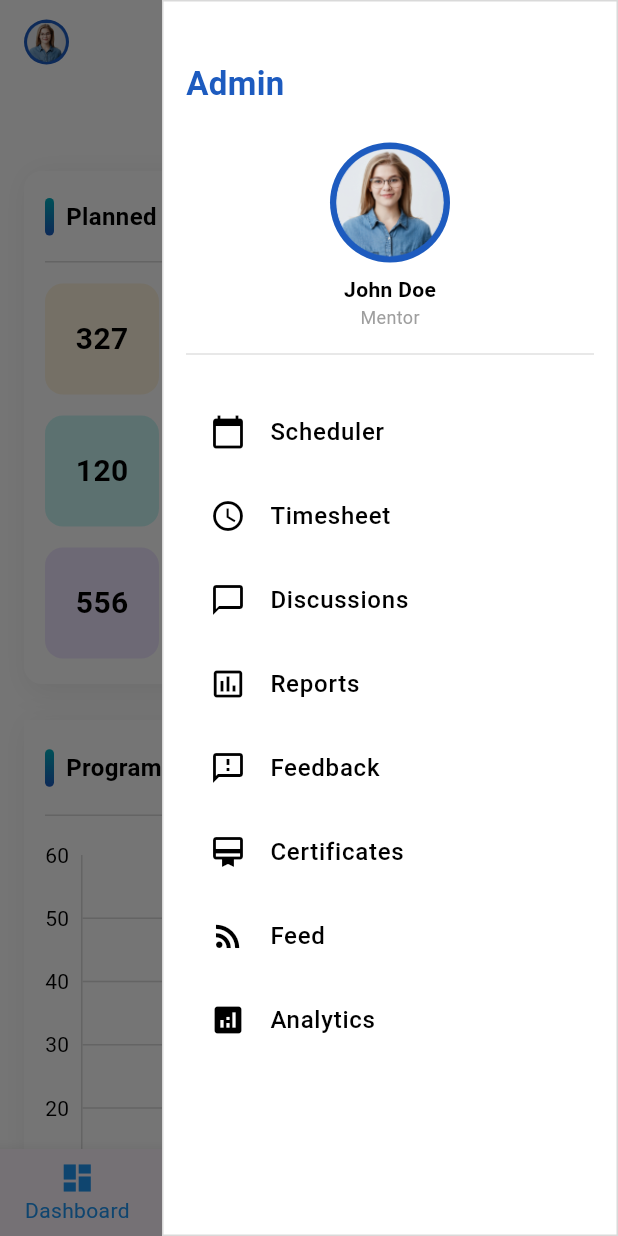
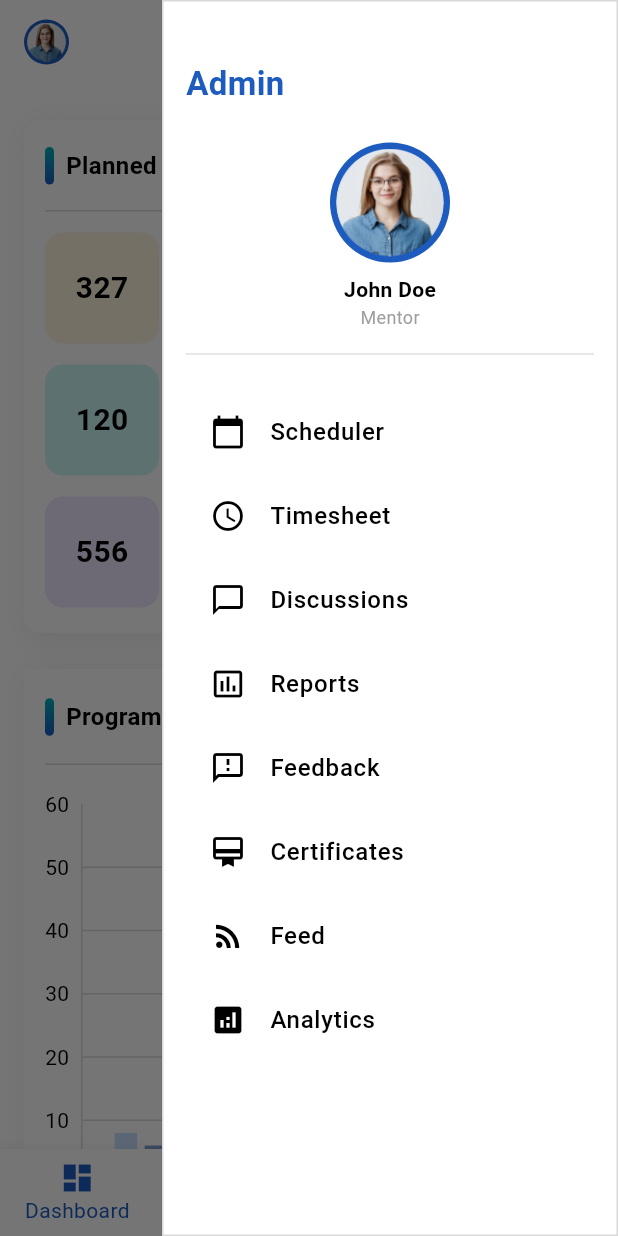
Before and after one commit to nav070/data_terrain_assement, a Flutter app: the screen it shows after launch, after a tap on an icon or button, on a phone screen of 412 x 824 dp. Run offline on Flutter 3.47's test engine with Material 3 defaults, Android fonts, the phone set to English and light mode, and no system bars; drawn by our look-alikes of fl_chart; our stand-ins replace flutter_svg; Roboto replaces fonts that are missing (PlusJakartaSans).

Commit message:
commit with code push

```diff
--- a/flutter_application_assement/lib/main.dart
+++ b/flutter_application_assement/lib/main.dart
@@ -1,6 +1,7 @@
 import 'package:flutter/material.dart';
 import 'package:flutter_application_assement/pages/home_screen.dart';
 import 'package:flutter_application_assement/providers/screen_state_provider.dart';
+// ignore: depend_on_referenced_packages
 import 'package:provider/provider.dart';
 
 void main() {
@@ -28,7 +29,7 @@ class _MyAppState extends State<MyApp> {
         fontFamily: 'PlusJakartaSans',
       ),
       debugShowCheckedModeBanner: false,
-      home: HomeScreen(),
+      home: const HomeScreen(),
     );
   }
 }
--- a/flutter_application_assement/lib/pages/dashBoard_screen.dart
+++ b/flutter_application_assement/lib/pages/dashBoard_screen.dart
@@ -81,8 +81,8 @@ class _DashboardScreenState extends State<DashboardScreen> {
 
   Widget _buildModeMetrics() {
     List<Map<String, dynamic>> programs = [
-      {'type': 'Virtual', 'count': 36, 'color': Color(0xFF1D5BBF)},
-      {'type': 'Physical', 'count': 50, 'color': Color(0xFFD4E6FF)},
+      {'type': 'Virtual', 'count': 36, 'color': const Color(0xFF1D5BBF)},
+      {'type': 'Physical', 'count': 50, 'color': const Color(0xFFD4E6FF)},
     ];
 
     return Container(
@@ -158,7 +158,7 @@ class _DashboardScreenState extends State<DashboardScreen> {
   Widget _buildTypeMetrics() {
     List<Map<String, dynamic>> programs = [
       {'type': 'Premium', 'count': 40, 'color': const Color(0xFFFFBB00)},
-      {'type': 'Free', 'count': 54, 'color': Color(0xFF1D5BBF)},
+      {'type': 'Free', 'count': 54, 'color': const Color(0xFF1D5BBF)},
     ];
 
     return Container(
@@ -327,11 +327,11 @@ class _DashboardScreenState extends State<DashboardScreen> {
                 ),
               ),
               const Padding(
-                padding: const EdgeInsets.symmetric(horizontal: 8.0),
+                padding:  EdgeInsets.symmetric(horizontal: 8.0),
                 child: Text(
                   'Top Programs',
                   overflow: TextOverflow.ellipsis,
-                  style: const TextStyle(
+                  style:  TextStyle(
                     fontWeight: FontWeight.w600,
                     fontSize: 16,
                     color: Colors.black,
@@ -545,7 +545,7 @@ class _DashboardScreenState extends State<DashboardScreen> {
                         const SizedBox(width: 4),
                         _buildRowText(
                           text: data[index]['rating'].toString(),
-                          color: Color(0xFF1D5BBF),
+                          color: const Color(0xFF1D5BBF),
                           isMedium: true,
                         ),
                       ],
@@ -646,7 +646,7 @@ class _DashboardScreenState extends State<DashboardScreen> {
                 child: Text(
                   'Program Status Metrics',
                   overflow: TextOverflow.ellipsis,
-                  style: const TextStyle(
+                  style: TextStyle(
                     fontWeight: FontWeight.w600,
                     fontSize: 16,
                     color: Colors.black,
@@ -970,13 +970,13 @@ class _TableTemplateWidgetState extends State<TableTemplateWidget> {
     return RawScrollbar(
       controller: _scrollController,
       thumbColor: Colors.black,
-      trackColor: Color(0xFFD9D9D9),
+      trackColor: const Color(0xFFD9D9D9),
       thumbVisibility: true,
       trackVisibility: true,
       thickness: 4,
       radius: const Radius.circular(4),
       trackRadius: Radius.zero,
-      trackBorderColor: Color(0xFFD9D9D9),
+      trackBorderColor: const Color(0xFFD9D9D9),
       child: Padding(
         padding: const EdgeInsets.only(bottom: 12),
         child: SingleChildScrollView(
@@ -991,7 +991,7 @@ class _TableTemplateWidgetState extends State<TableTemplateWidget> {
                 horizontalInside: BorderSide(color: Color(0xFFD9D9D9)),
               ),
               decoration: BoxDecoration(
-                border: Border.all(color: Color(0xFFD9D9D9)),
+                border: Border.all(color:const Color(0xFFD9D9D9)),
                 borderRadius: BorderRadius.circular(8),
               ),
               headingRowColor: const WidgetStatePropertyAll(Color(0xFFD9E4F2)),
--- a/flutter_application_assement/lib/pages/home_screen.dart
+++ b/flutter_application_assement/lib/pages/home_screen.dart
@@ -7,6 +7,7 @@ import 'package:flutter_application_assement/providers/screen_state_provider.dar
 import 'package:flutter_application_assement/widgets/bottem_bar.dart';
 import 'package:flutter_application_assement/widgets/darwer.dart';
 import 'package:flutter_application_assement/widgets/top_bar.dart';
+// ignore: depend_on_referenced_packages
 import 'package:provider/provider.dart';
 
 class HomeScreen extends StatefulWidget {
@@ -33,7 +34,7 @@ class _HomeScreenState extends State<HomeScreen> {
         backgroundColor: Colors.white,
         endDrawer: const AppDrawer(),
         appBar: const PreferredSize(
-          preferredSize: Size.fromHeight(90),
+          preferredSize: Size.fromHeight(kToolbarHeight),
           child: DashboardTopBar(),
         ),
         body: screens[currentIndex],
--- a/flutter_application_assement/lib/pages/program_page.dart
+++ b/flutter_application_assement/lib/pages/program_page.dart
@@ -18,7 +18,7 @@ class _ProgramsScreenState extends State<ProgramScreen> {
               SizedBox(height: 12),
               Text(
                 "Programs Coming Soon",
-                style: TextStyle(fontSize: 16, color: Colors.grey),
+                style: TextStyle(fontSize: 16, color: Colors.black),
               ),
             ],
           ),
--- a/flutter_application_assement/lib/pages/request_page.dart
+++ b/flutter_application_assement/lib/pages/request_page.dart
@@ -18,7 +18,7 @@ class _RequestScreenState extends State<RequestScreen> {
               SizedBox(height: 12),
               Text(
                 "Request Coming soon",
-                style: TextStyle(fontSize: 16, color: Colors.grey),
+                style: TextStyle(fontSize: 16, color: Colors.black),
               ),
             ],
           ),
--- a/flutter_application_assement/lib/pages/user_page.dart
+++ b/flutter_application_assement/lib/pages/user_page.dart
@@ -18,7 +18,7 @@ class _UserScreenState extends State<UserScreen> {
               SizedBox(height: 12),
               Text(
                 "User Coming soon",
-                style: TextStyle(fontSize: 16, color: Colors.grey),
+                style: TextStyle(fontSize: 16, color: Colors.black),
               ),
             ],
           ),
--- a/flutter_application_assement/lib/widgets/bottem_bar.dart
+++ b/flutter_application_assement/lib/widgets/bottem_bar.dart
@@ -1,5 +1,6 @@
 import 'package:flutter/material.dart';
 import 'package:flutter_application_assement/providers/screen_state_provider.dart';
+// ignore: depend_on_referenced_packages
 import 'package:provider/provider.dart';
 
 class BottomNavBar extends StatelessWidget {
@@ -10,11 +11,12 @@ class BottomNavBar extends StatelessWidget {
     final currentIndex = context.watch<NavigationProvider>().currentIndex;
 
     return BottomNavigationBar(
+      backgroundColor: const Color(0xFFFFFFFF),
       currentIndex: currentIndex,
       onTap: (index) {
         context.read<NavigationProvider>().changeIndex(index);
       },
-      selectedItemColor: Colors.blue,
+      selectedItemColor: const Color(0xFF1D5BBF),
       unselectedItemColor: Colors.grey,
       type: BottomNavigationBarType.fixed,
       items: const [
--- a/flutter_application_assement/lib/widgets/darwer.dart
+++ b/flutter_application_assement/lib/widgets/darwer.dart
@@ -41,7 +41,7 @@ class AppDrawer extends StatelessWidget {
               children: [
                 CircleAvatar(
                   radius: 40,
-                  backgroundColor:Color(0xFF1D5BBF),
+                  backgroundColor:const Color(0xFF1D5BBF),
                   child: ClipOval(
                     child: Image.asset(
                       AppAssets.profile,
@@ -54,7 +54,7 @@ class AppDrawer extends StatelessWidget {
                 const SizedBox(height: 8),
                 const Text(
                   'John Doe',
-                  style:  const TextStyle(
+                  style: TextStyle(
                       fontWeight: FontWeight.w600,
                       color: Colors.black,
                   ),
--- a/flutter_application_assement/lib/widgets/picChart.dart
+++ b/flutter_application_assement/lib/widgets/picChart.dart
@@ -20,7 +20,7 @@ class PieChartWidget extends StatelessWidget {
                   sections: List.generate(
                     programs.length,
                     (index) => PieChartSectionData(
-                      color: programs[index]['color'] ?? Color(0xFFD9D9D9),
+                      color: programs[index]['color'] ?? const Color(0xFFD9D9D9),
                       value: programs[index]['count'].toDouble(),
                       title: '',
                       radius: 32,
@@ -37,7 +37,7 @@ class PieChartWidget extends StatelessWidget {
                 children: [
                  const Text(
                     'Total Programs',
-                    style:  const TextStyle(
+                    style: TextStyle(
                         fontSize: 14,
                         fontWeight: FontWeight.w500,
                         color: Colors.black,
@@ -77,7 +77,7 @@ class PieChartWidget extends StatelessWidget {
                     margin: const EdgeInsets.only(right: 6),
                     decoration: BoxDecoration(
                       shape: BoxShape.circle,
-                      color: item['color'] ?? Color(0xFFD9D9D9),
+                      color: item['color'] ?? const Color(0xFFD9D9D9),
                     ),
                   ),
                   Text(
--- a/flutter_application_assement/lib/widgets/top_bar.dart
+++ b/flutter_application_assement/lib/widgets/top_bar.dart
@@ -9,7 +9,7 @@ class DashboardTopBar extends StatelessWidget {
   @override
   Widget build(BuildContext context) {
     return AppBar(
-      backgroundColor: Color(0xFFFFFFFF),
+      backgroundColor: const Color(0xFFFFFFFF),
       title: Container(
         width: 30,
         padding: const EdgeInsets.all(2),
```
